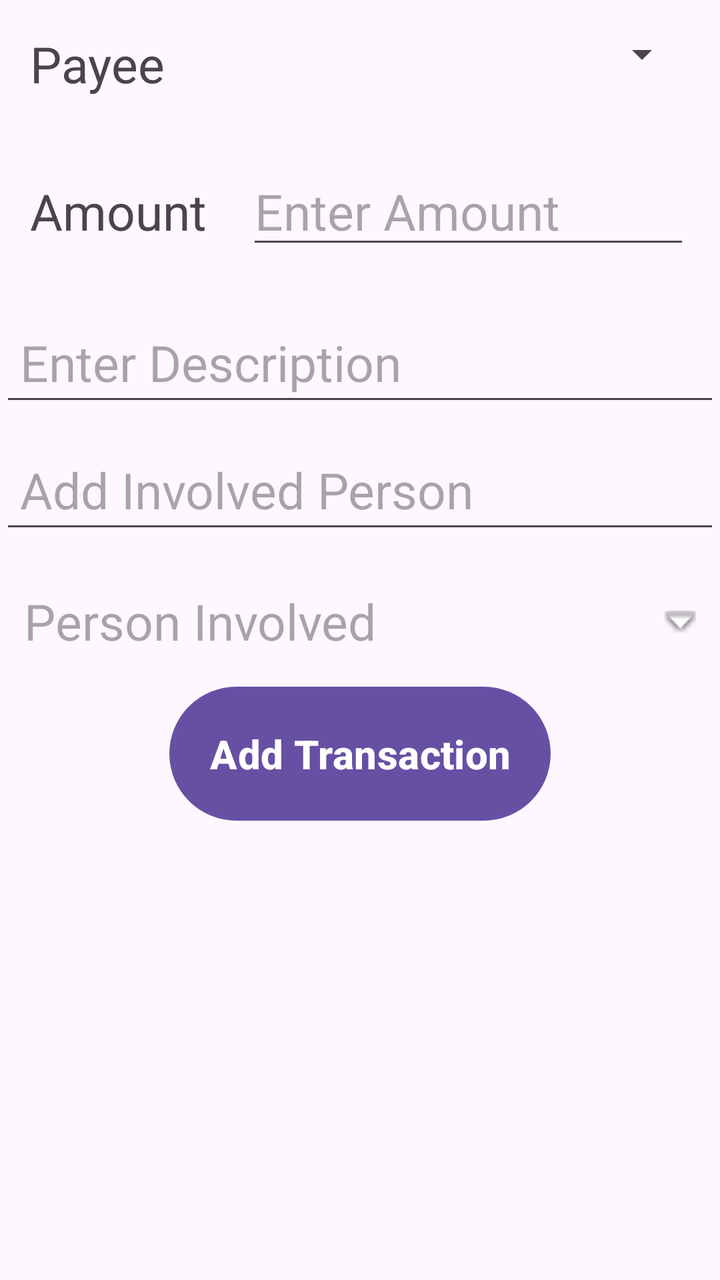
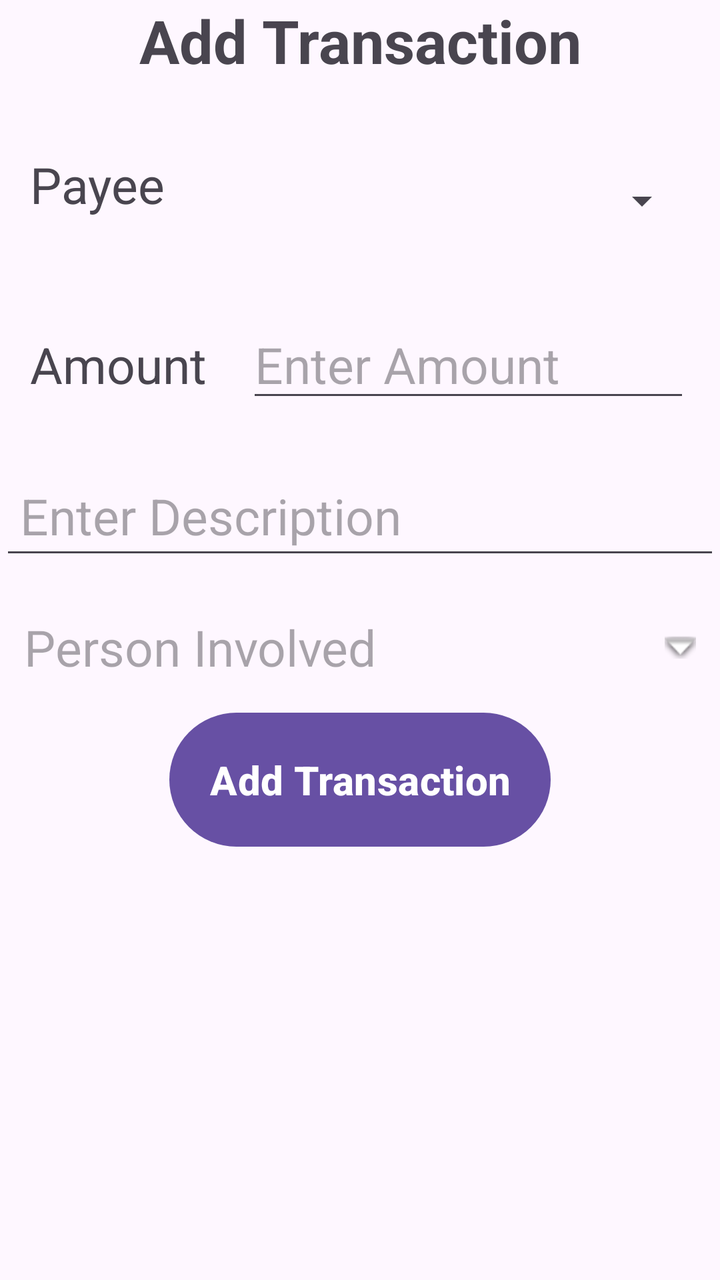

An Android layout rendered at two revisions. The XML below is the earlier revision; the diff shows what the commit changed to produce the second picture.
<!-- AndroidManifest.xml: application theme Theme.SplitYourBill -->
<!-- res/layout/activity_add_trans_details.xml -->
<?xml version="1.0" encoding="utf-8"?>
<LinearLayout xmlns:android="http://schemas.android.com/apk/res/android"
    xmlns:tools="http://schemas.android.com/tools"
    android:layout_width="match_parent"
    android:layout_height="match_parent"
    android:orientation="vertical"
    android:gravity="center_horizontal"
    tools:context=".addTransDetails">

    <LinearLayout
        android:layout_width="match_parent"
        android:layout_height="wrap_content"
        android:layout_margin="10sp"
        android:padding="5dp"
        android:gravity="center_horizontal"
        android:orientation="horizontal">

     <TextView
         android:layout_width="wrap_content"
         android:layout_height="wrap_content"
         android:textSize="25sp"
         android:layout_marginEnd="20sp"
         android:text="Payee"/>



        <Spinner
            android:id="@+id/payeeInput"
            android:layout_width="match_parent"

            android:layout_height="wrap_content"/>


    </LinearLayout>

    <LinearLayout
        android:layout_width="match_parent"
        android:layout_height="wrap_content"
        android:layout_margin="10sp"
        android:padding="5dp"
        android:gravity="center_horizontal"
        android:orientation="horizontal">

        <TextView
            android:layout_width="wrap_content"
            android:layout_height="wrap_content"
            android:textSize="25sp"
            android:layout_marginEnd="20sp"
            android:text="Amount"/>

        <EditText
            android:id="@+id/addPayeeAmount"
            android:layout_width="match_parent"
            android:layout_height="wrap_content"
            android:textSize="25sp"
            android:inputType="numberDecimal"
            android:layout_marginBottom="10dp"
            android:hint="Enter Amount"
            android:autofillHints="$" />


    </LinearLayout>


    <EditText
        android:id="@+id/addPayeeDesc"
        android:layout_width="match_parent"
        android:layout_height="wrap_content"
        android:textSize="25sp"
        android:padding="10dp"
        android:layout_marginBottom="10dp"
        android:hint="Enter Description"/>

    <EditText
        android:id="@+id/addPersonInvolved"
        android:layout_width="match_parent"
        android:layout_height="wrap_content"
        android:textSize="25sp"
        android:padding="10dp"
        android:layout_marginBottom="10dp"
        android:inputType="textCapWords"
        android:digits="abcdefghijklmnopqrstuvwxyz ABCDEFGHIJKLMNOPQRSTUVWXYZ"
        android:hint="Add Involved Person"/>


    <TextView
        android:id="@+id/textViewInvolved"
        android:layout_width="match_parent"
        android:layout_height="wrap_content"
        android:layout_centerInParent="true"
        android:textSize="25sp"
        android:drawableRight="@android:drawable/arrow_down_float"
        android:drawablePadding="16dp"
        android:hint="Person Involved"
        android:padding="12dp" />

    <Button
        android:id="@+id/addTransToDB"
        android:layout_width="wrap_content"
        android:layout_height="wrap_content"
        android:text="Add Transaction"
        android:padding="20dp"
        android:textStyle="bold"
        android:layout_marginBottom="20dp"
        android:textSize="20sp"
        />



        <ListView
            android:id="@+id/transViewAddLayout"
            android:layout_width="match_parent"
            android:layout_height="wrap_content"
            android:dividerHeight="1dp"
            android:horizontalSpacing="3dp"
            android:scrollingCache="true"
            android:smoothScrollbar="true"
            android:stretchMode="columnWidth"
            android:layout_marginBottom="50dp"
            android:verticalSpacing="3dp"/>


</LinearLayout>
<!-- resources referenced by this layout -->
<resources>
  <style name="Theme.SplitYourBill" parent="Base.Theme.SplitYourBill" />
  <style name="Base.Theme.SplitYourBill" parent="Theme.Material3.DayNight.NoActionBar">
          
          
      </style>
</resources>

<!-- the commit's change to res/layout/activity_add_trans_details.xml (unified diff, before → after) -->
@@ -1,34 +1,45 @@
 <?xml version="1.0" encoding="utf-8"?>
 <LinearLayout xmlns:android="http://schemas.android.com/apk/res/android"
+    xmlns:app="http://schemas.android.com/apk/res-auto"
     xmlns:tools="http://schemas.android.com/tools"
     android:layout_width="match_parent"
     android:layout_height="match_parent"
+    android:gravity="center_horizontal"
     android:orientation="vertical"
-    android:gravity="center_horizontal"
     tools:context=".addTransDetails">
+
+    <TextView
+        android:id="@+id/addTransTitle"
+        android:layout_width="match_parent"
+        android:layout_height="wrap_content"
+        android:layout_marginBottom="20dp"
+        android:gravity="center_horizontal"
+        android:text="@string/add_transaction"
+        android:textSize="30sp"
+        android:textStyle="bold" />
 
     <LinearLayout
         android:layout_width="match_parent"
         android:layout_height="wrap_content"
         android:layout_margin="10sp"
-        android:padding="5dp"
         android:gravity="center_horizontal"
-        android:orientation="horizontal">
+        android:orientation="horizontal"
+        android:padding="5dp">
 
-     <TextView
-         android:layout_width="wrap_content"
-         android:layout_height="wrap_content"
-         android:textSize="25sp"
-         android:layout_marginEnd="20sp"
-         android:text="Payee"/>
-
+        <TextView
+            android:layout_width="wrap_content"
+            android:layout_height="wrap_content"
+            android:layout_marginEnd="20sp"
+            android:text="@string/payee"
+            android:textSize="25sp" />
 
 
         <Spinner
             android:id="@+id/payeeInput"
             android:layout_width="match_parent"
+            android:layout_height="wrap_content"
 
-            android:layout_height="wrap_content"/>
+            android:minHeight="50dp" />
 
 
     </LinearLayout>
@@ -37,26 +48,26 @@
         android:layout_width="match_parent"
         android:layout_height="wrap_content"
         android:layout_margin="10sp"
-        android:padding="5dp"
         android:gravity="center_horizontal"
-        android:orientation="horizontal">
+        android:orientation="horizontal"
+        android:padding="5dp">
 
         <TextView
             android:layout_width="wrap_content"
             android:layout_height="wrap_content"
-            android:textSize="25sp"
             android:layout_marginEnd="20sp"
-            android:text="Amount"/>
+            android:text="@string/amount"
+            android:textSize="25sp" />
 
         <EditText
             android:id="@+id/addPayeeAmount"
             android:layout_width="match_parent"
             android:layout_height="wrap_content"
-            android:textSize="25sp"
+            android:layout_marginBottom="10dp"
+            android:autofillHints="$"
+            android:hint="@string/enter_amount"
             android:inputType="numberDecimal"
-            android:layout_marginBottom="10dp"
-            android:hint="Enter Amount"
-            android:autofillHints="$" />
+            android:textSize="25sp" />
 
 
     </LinearLayout>
@@ -66,58 +77,46 @@
         android:id="@+id/addPayeeDesc"
         android:layout_width="match_parent"
         android:layout_height="wrap_content"
+        android:layout_marginBottom="10dp"
+        android:inputType="text"
+        android:hint="@string/enter_description"
+        android:padding="10dp"
         android:textSize="25sp"
-        android:padding="10dp"
-        android:layout_marginBottom="10dp"
-        android:hint="Enter Description"/>
-
-    <EditText
-        android:id="@+id/addPersonInvolved"
-        android:layout_width="match_parent"
-        android:layout_height="wrap_content"
-        android:textSize="25sp"
-        android:padding="10dp"
-        android:layout_marginBottom="10dp"
-        android:inputType="textCapWords"
-        android:digits="abcdefghijklmnopqrstuvwxyz ABCDEFGHIJKLMNOPQRSTUVWXYZ"
-        android:hint="Add Involved Person"/>
+        android:autofillHints="" />
 
 
     <TextView
         android:id="@+id/textViewInvolved"
         android:layout_width="match_parent"
         android:layout_height="wrap_content"
-        android:layout_centerInParent="true"
+        android:drawablePadding="16dp"
+        android:hint="@string/person_involved"
+        android:padding="12dp"
         android:textSize="25sp"
-        android:drawableRight="@android:drawable/arrow_down_float"
-        android:drawablePadding="16dp"
-        android:hint="Person Involved"
-        android:padding="12dp" />
+        app:drawableRightCompat="@android:drawable/arrow_down_float" />
 
     <Button
         android:id="@+id/addTransToDB"
         android:layout_width="wrap_content"
         android:layout_height="wrap_content"
-        android:text="Add Transaction"
+        android:layout_marginBottom="20dp"
         android:padding="20dp"
-        android:textStyle="bold"
-        android:layout_marginBottom="20dp"
+        android:text="@string/add_transaction"
         android:textSize="20sp"
-        />
+        android:textStyle="bold" />
 
 
-
-        <ListView
-            android:id="@+id/transViewAddLayout"
-            android:layout_width="match_parent"
-            android:layout_height="wrap_content"
-            android:dividerHeight="1dp"
-            android:horizontalSpacing="3dp"
-            android:scrollingCache="true"
-            android:smoothScrollbar="true"
-            android:stretchMode="columnWidth"
-            android:layout_marginBottom="50dp"
-            android:verticalSpacing="3dp"/>
+    <ListView
+        android:id="@+id/transViewAddLayout"
+        android:layout_width="match_parent"
+        android:layout_height="wrap_content"
+        android:layout_marginBottom="50dp"
+        android:dividerHeight="1dp"
+        android:horizontalSpacing="3dp"
+        android:scrollingCache="true"
+        android:smoothScrollbar="true"
+        android:stretchMode="columnWidth"
+        android:verticalSpacing="3dp" />
 
 
 </LinearLayout>
<!-- resource entries referenced after the edit -->
@@ -1,5 +1,11 @@
 <!-- resources referenced by this layout -->
 <resources>
+  <string name="add_transaction">Add Transaction</string>
+  <string name="amount">Amount</string>
+  <string name="enter_amount">Enter Amount</string>
+  <string name="enter_description">Enter Description</string>
+  <string name="payee">Payee</string>
+  <string name="person_involved">Person Involved</string>
   <style name="Theme.SplitYourBill" parent="Base.Theme.SplitYourBill" />
   <style name="Base.Theme.SplitYourBill" parent="Theme.Material3.DayNight.NoActionBar">
           
